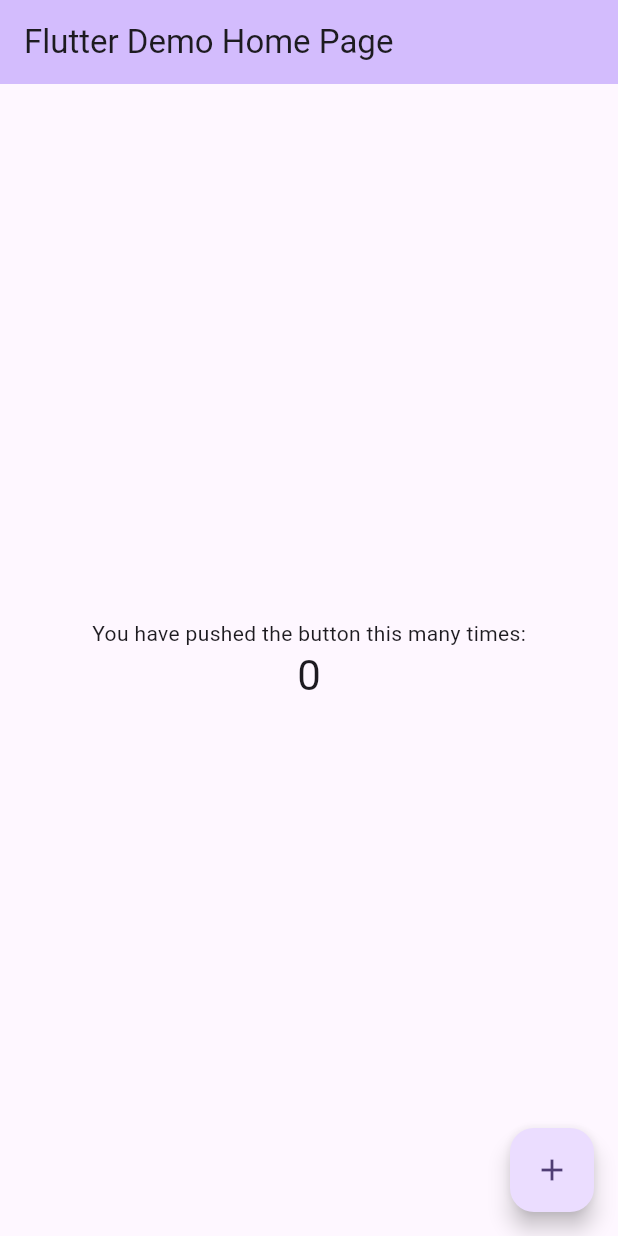
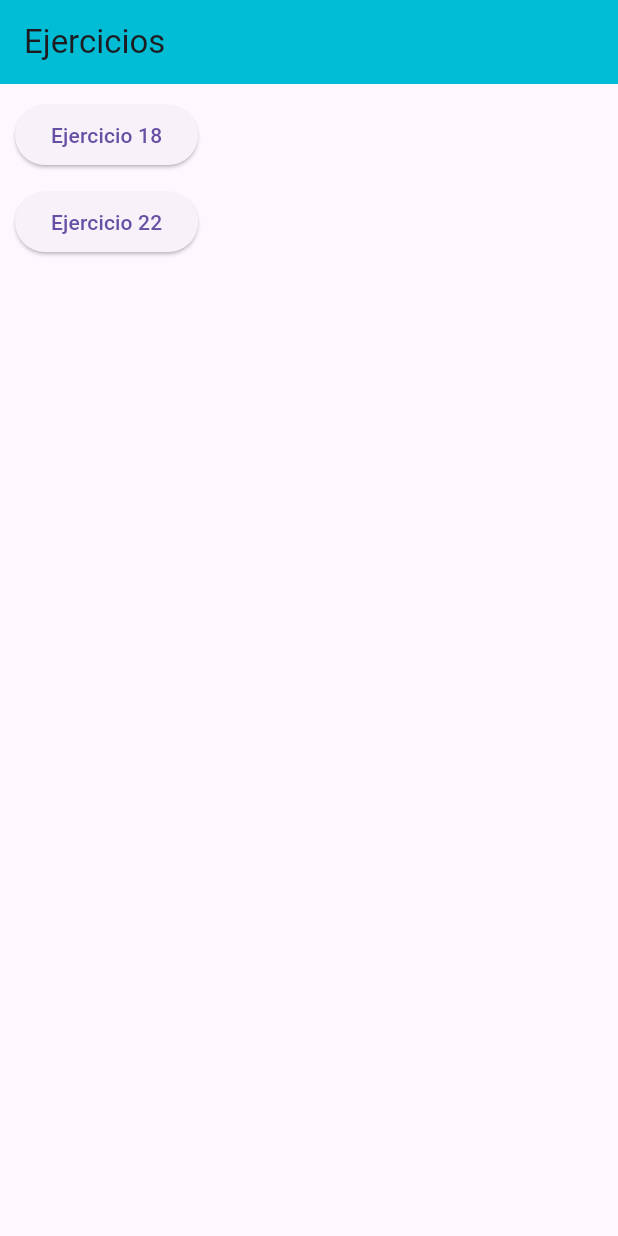
Before and after one commit to MrBowis/Moviles-Tarea1.1, a Flutter app: the screen it shows after launch, on a phone screen of 412 x 824 dp. Run offline on Flutter 3.47's test engine with Material 3 defaults, Android fonts, the phone set to English and light mode, and no system bars.

Commit message:
Ejercicio 18 y 22

```diff
--- a/ejercicios/lib/main.dart
+++ b/ejercicios/lib/main.dart
@@ -1,4 +1,7 @@
 import 'package:flutter/material.dart';
+import '/screens/calcularNumAmigos.dart';
+import '/screens/paginaPrincipal.dart';
+import '/screens/serieMclaurin.dart';
 
 void main() {
   runApp(const MyApp());
@@ -11,112 +14,11 @@ class MyApp extends StatelessWidget {
   @override
   Widget build(BuildContext context) {
     return MaterialApp(
-      title: 'Flutter Demo',
-      theme: ThemeData(
-        // This is the theme of your application.
-        //
-        // TRY THIS: Try running your application with "flutter run". You'll see
-        // the application has a purple toolbar. Then, without quitting the app,
-        // try changing the seedColor in the colorScheme below to Colors.green
-        // and then invoke "hot reload" (save your changes or press the "hot
-        // reload" button in a Flutter-supported IDE, or press "r" if you used
-        // the command line to start the app).
-        //
-        // Notice that the counter didn't reset back to zero; the application
-        // state is not lost during the reload. To reset the state, use hot
-        // restart instead.
-        //
-        // This works for code too, not just values: Most code changes can be
-        // tested with just a hot reload.
-        colorScheme: ColorScheme.fromSeed(seedColor: Colors.deepPurple),
-      ),
-      home: const MyHomePage(title: 'Flutter Demo Home Page'),
+      home: PaginaPrincipal(),
+      routes: {
+        '/calcularNumAmigos': (context) => CalcularNumamigos(),
+        '/serieMclaurin': (context) => SerieMclaurin(),
+      },
     );
   }
 }
-
-class MyHomePage extends StatefulWidget {
-  const MyHomePage({super.key, required this.title});
-
-  // This widget is the home page of your application. It is stateful, meaning
-  // that it has a State object (defined below) that contains fields that affect
-  // how it looks.
-
-  // This class is the configuration for the state. It holds the values (in this
-  // case the title) provided by the parent (in this case the App widget) and
-  // used by the build method of the State. Fields in a Widget subclass are
-  // always marked "final".
-
-  final String title;
-
-  @override
-  State<MyHomePage> createState() => _MyHomePageState();
-}
-
-class _MyHomePageState extends State<MyHomePage> {
-  int _counter = 0;
-
-  void _incrementCounter() {
-    setState(() {
-      // This call to setState tells the Flutter framework that something has
-      // changed in this State, which causes it to rerun the build method below
-      // so that the display can reflect the updated values. If we changed
-      // _counter without calling setState(), then the build method would not be
-      // called again, and so nothing would appear to happen.
-      _counter++;
-    });
-  }
-
-  @override
-  Widget build(BuildContext context) {
-    // This method is rerun every time setState is called, for instance as done
-    // by the _incrementCounter method above.
-    //
-    // The Flutter framework has been optimized to make rerunning build methods
-    // fast, so that you can just rebuild anything that needs updating rather
-    // than having to individually change instances of widgets.
-    return Scaffold(
-      appBar: AppBar(
-        // TRY THIS: Try changing the color here to a specific color (to
-        // Colors.amber, perhaps?) and trigger a hot reload to see the AppBar
-        // change color while the other colors stay the same.
-        backgroundColor: Theme.of(context).colorScheme.inversePrimary,
-        // Here we take the value from the MyHomePage object that was created by
-        // the App.build method, and use it to set our appbar title.
-        title: Text(widget.title),
-      ),
-      body: Center(
-        // Center is a layout widget. It takes a single child and positions it
-        // in the middle of the parent.
-        child: Column(
-          // Column is also a layout widget. It takes a list of children and
-          // arranges them vertically. By default, it sizes itself to fit its
-          // children horizontally, and tries to be as tall as its parent.
-          //
-          // Column has various properties to control how it sizes itself and
-          // how it positions its children. Here we use mainAxisAlignment to
-          // center the children vertically; the main axis here is the vertical
-          // axis because Columns are vertical (the cross axis would be
-          // horizontal).
-          //
-          // TRY THIS: Invoke "debug painting" (choose the "Toggle Debug Paint"
-          // action in the IDE, or press "p" in the console), to see the
-          // wireframe for each widget.
-          mainAxisAlignment: MainAxisAlignment.center,
-          children: <Widget>[
-            const Text('You have pushed the button this many times:'),
-            Text(
-              '$_counter',
-              style: Theme.of(context).textTheme.headlineMedium,
-            ),
-          ],
-        ),
-      ),
-      floatingActionButton: FloatingActionButton(
-        onPressed: _incrementCounter,
-        tooltip: 'Increment',
-        child: const Icon(Icons.add),
-      ), // This trailing comma makes auto-formatting nicer for build methods.
-    );
-  }
-}
--- /dev/null
+++ b/ejercicios/lib/screens/paginaPrincipal.dart
@@ -0,0 +1,41 @@
+import 'package:flutter/material.dart';
+
+class PaginaPrincipal extends StatefulWidget {
+  @override
+  State<PaginaPrincipal> createState() => _PaginaPrincipalState();
+}
+
+class _PaginaPrincipalState extends State<PaginaPrincipal> {
+  @override
+  Widget build(BuildContext context) {
+    // TODO: implement build
+    return Scaffold(
+      appBar: AppBar(
+        title: Text('Ejercicios'),
+        backgroundColor: Colors.cyan,
+      ),
+      body: Padding(
+        padding: EdgeInsets.all(10),
+        child: Column(
+          children: [
+            ElevatedButton(
+              onPressed: (){
+                Navigator.pushNamed(context, '/calcularNumAmigos');
+              },
+              child: Text('Ejercicio 18'),
+            ),
+            SizedBox(height: 10),
+            ElevatedButton(
+              onPressed: (){
+                Navigator.pushNamed(context, '/serieMclaurin');
+              },
+              child: Text('Ejercicio 22'),
+            ),
+          ],
+        ),
+      )
+
+    );
+
+  }
+}
```
Also changed, not shown: ejercicios/lib/screens/calcularNumAmigos.dart (added, +105 -0 lines), ejercicios/lib/screens/serieMclaurin.dart (added, +107 -0 lines).
